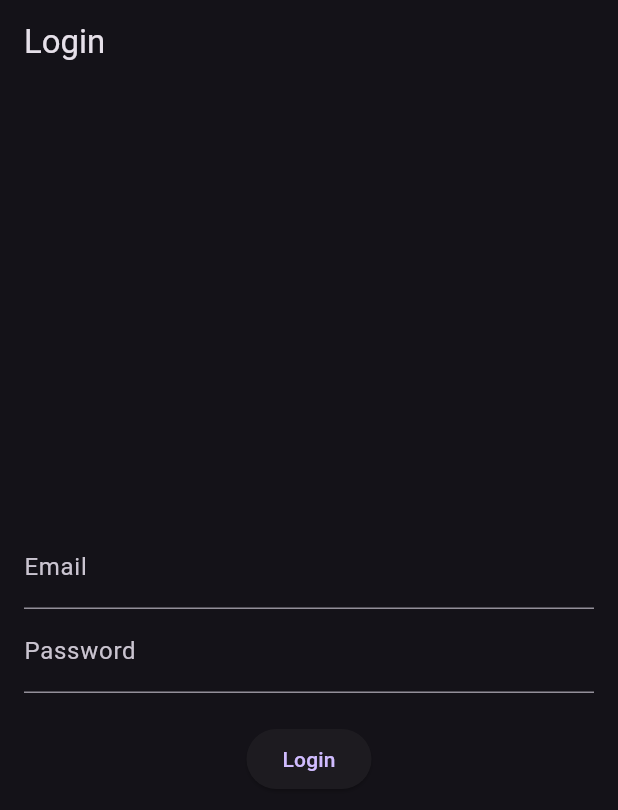
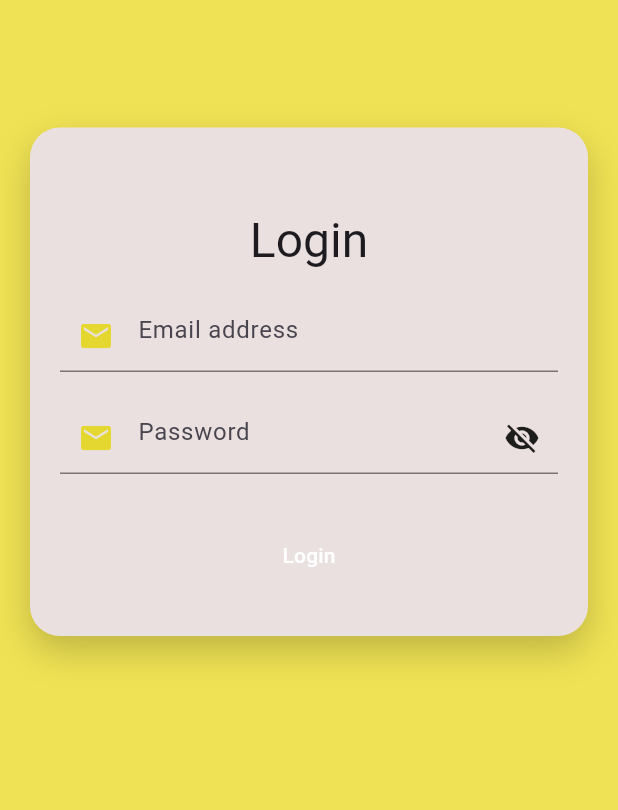
Before and after one commit to ThantzinTun007/small-res-flutter, a Flutter app: the screen it shows after launch, on a phone screen of 412 x 824 dp. Shown: the top 810 px of the screen. Run offline on Flutter 3.47's test engine with Material 3 defaults, Android fonts, the phone set to English and light mode, and no system bars.

Commit message:
edit login form

```diff
--- a/lib/main.dart
+++ b/lib/main.dart
@@ -14,9 +14,7 @@ class MyApp extends StatelessWidget {
     return MaterialApp(
       debugShowCheckedModeBanner: false,
       title: 'Restaurnat',
-      theme: ThemeData.dark().copyWith(
-        useMaterial3: true,
-      ),
+
       home: const Res()
     );
   }
--- a/lib/screens/home_screen.dart
+++ b/lib/screens/home_screen.dart
@@ -1,6 +1,4 @@
 import 'package:flutter/material.dart';
-import 'package:http/http.dart' as http;
-import 'dart:convert';
 
 class HomeScreen extends StatefulWidget {
   const HomeScreen({super.key});
--- a/lib/screens/login_screen.dart
+++ b/lib/screens/login_screen.dart
@@ -44,12 +44,12 @@ class _LoginScreenState extends State<LoginScreen> {
         // Save token or perform any required action
         final token = responseData['token'];
         // Store the token securely in the app
-        // ...
 
         Navigator.push(
             context,
             MaterialPageRoute(
-                builder: (context) => const HomeScreen())); // Navigate to home screen
+                builder: (context) =>
+                    const HomeScreen())); // Navigate to home screen
       } else {
         setState(() {
           errorMessage = 'Invalid email or password';
@@ -66,51 +66,120 @@ class _LoginScreenState extends State<LoginScreen> {
     }
   }
 
+  bool hidePassword = true;
+
   @override
   Widget build(BuildContext context) {
     return Scaffold(
-      appBar: AppBar(
-        title: const Text('Login'),
-      ),
-      body: Padding(
-        padding: const EdgeInsets.all(16.0),
+      backgroundColor: Color.fromARGB(255, 239, 226, 84),
+      body: SingleChildScrollView(
         child: Column(
-          mainAxisAlignment: MainAxisAlignment.center,
-          children: [
-            TextField(
-              controller: emailController,
-              decoration: const InputDecoration(
-                labelText: 'Email',
-              ),
-              keyboardType: TextInputType.emailAddress,
-            ),
-            TextField(
-              controller: passwordController,
-              decoration: const InputDecoration(
-                labelText: 'Password',
-              ),
-              obscureText: true,
-            ),
-            const SizedBox(height: 20),
-            if (isLoading)
-              const CircularProgressIndicator()
-            else
-              ElevatedButton(
-                onPressed: () {
-                  final email = emailController.text;
-                  final password = passwordController.text;
-                  login(email, password);
-                },
-                child: const Text('Login'),
-              ),
-            if (errorMessage.isNotEmpty)
-              Padding(
-                padding: const EdgeInsets.all(8.0),
-                child: Text(
-                  errorMessage,
-                  style: const TextStyle(color: Colors.red),
+          children: <Widget>[
+            Stack(
+              children: <Widget>[
+                Container(
+                  width: double.infinity,
+                  padding: EdgeInsets.symmetric(vertical: 30, horizontal: 20),
+                  margin: EdgeInsets.symmetric(vertical: 85, horizontal: 20),
+                  decoration: BoxDecoration(
+                      borderRadius: BorderRadius.circular(20),
+
+                      //box Color
+                      color: Color.fromARGB(255, 234, 224, 224),
+                      boxShadow: [
+                        BoxShadow(
+                            color: Theme.of(context).hintColor.withOpacity(0.2),
+                            offset: Offset(0, 10),
+                            blurRadius: 20)
+                      ]),
+                  child: Form(
+                    child: Column(
+                      children: <Widget>[
+                        const SizedBox(
+                          height: 25,
+                        ),
+                        Text(
+                          "Login",
+                          style: Theme.of(context).textTheme.headlineLarge,
+                        ),
+                        const SizedBox(
+                          height: 20,
+                        ),
+                        TextFormField(
+                          controller: emailController,
+                          keyboardType: TextInputType.emailAddress,
+                          // onSaved: ,
+                          validator: (input) => !input!.contains("@")
+                              ? "Email should be Valid"
+                              : null,
+                          decoration: const InputDecoration(
+                            hintText: "Email address",
+                            enabledBorder: UnderlineInputBorder(
+                              borderSide: BorderSide(
+                                  color: Color.fromARGB(128, 10, 10, 9)),
+                            ),
+                            focusedBorder: UnderlineInputBorder(
+                              borderSide: BorderSide(
+                                  color: Color.fromARGB(255, 8, 8, 7)),
+                            ),
+                            prefixIcon: Icon(Icons.email,
+                                color: Color.fromARGB(255, 228, 216, 48)),
+                          ),
+                        ),
+                        const SizedBox(
+                          height: 20,
+                        ),
+                        TextFormField(
+                          controller: passwordController,
+                          keyboardType: TextInputType.text,
+                          // onSaved: ,
+                          obscureText: hidePassword,
+                          decoration: InputDecoration(
+                            hintText: "Password",
+                            enabledBorder: const UnderlineInputBorder(
+                              borderSide: BorderSide(
+                                  color: Color.fromARGB(128, 10, 10, 9)),
+                            ),
+                            focusedBorder: const UnderlineInputBorder(
+                              borderSide: BorderSide(
+                                  color: Color.fromARGB(255, 8, 8, 7)),
+                            ),
+                            prefixIcon: const Icon(
+                              Icons.email,
+                              color: Color.fromARGB(255, 228, 216, 48),
+                            ),
+                            suffixIcon: IconButton(
+                              onPressed: () {
+                                setState(() {
+                                  hidePassword = !hidePassword;
+                                });
+                              },
+                              color: const Color.fromARGB(255, 29, 29, 27),
+                              icon: Icon(hidePassword
+                                  ? Icons.visibility_off
+                                  : Icons.visibility),
+                            ),
+                          ),
+                        ),
+                        const SizedBox(
+                          height: 30,
+                        ),
+                        TextButton(
+                          onPressed: () {
+                            login(
+                                emailController.text, passwordController.text);
+                          },
+                          child: const Text(
+                            "Login",
+                            style: TextStyle(color: Colors.white),
+                          ),
+                        ),
+                      ],
+                    ),
+                  ),
                 ),
-              ),
+              ],
+            )
           ],
         ),
       ),
--- a/pubspec.yaml
+++ b/pubspec.yaml
@@ -31,7 +31,6 @@ dependencies:
   flutter:
     sdk: flutter
 
-
   # The following adds the Cupertino Icons font to your application.
   # Use with the CupertinoIcons class for iOS style icons.
   cupertino_icons: ^1.0.6
@@ -61,8 +60,7 @@ flutter:
 
   # To add assets to your application, add an assets section, like this:
   # assets:
-  #   - images/a_dot_burr.jpeg
-  #   - images/a_dot_ham.jpeg
+  #   - assets/images/
 
   # An image asset can refer to one or more resolution-specific "variants", see
   # https://flutter.dev/assets-and-images/#resolution-aware
```
Also changed, not shown: lib/assets/images/icon.png (added), lib/widgets/button_type.dart (added), lib/widgets/icon.dart (added).
